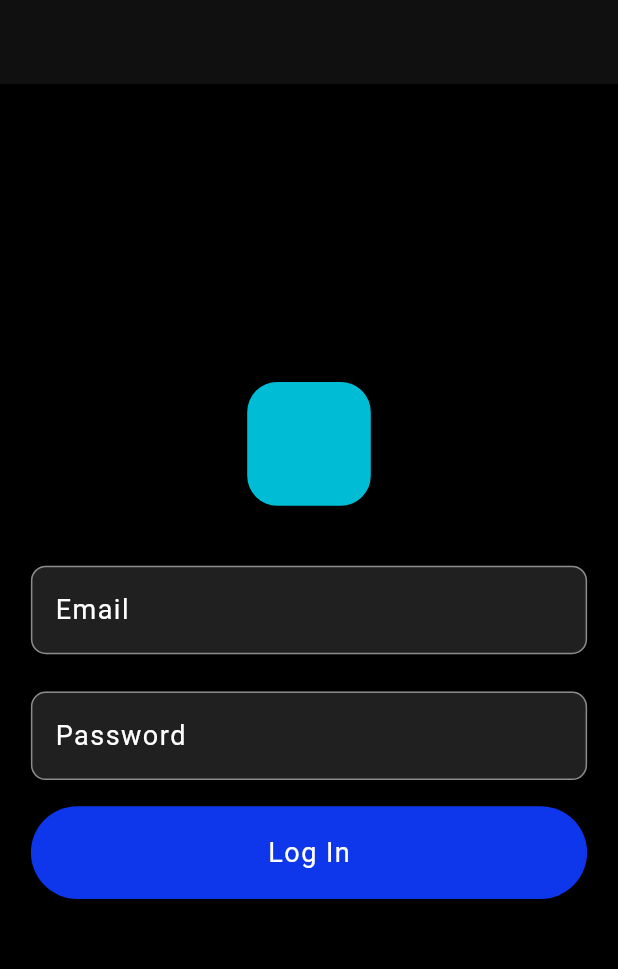
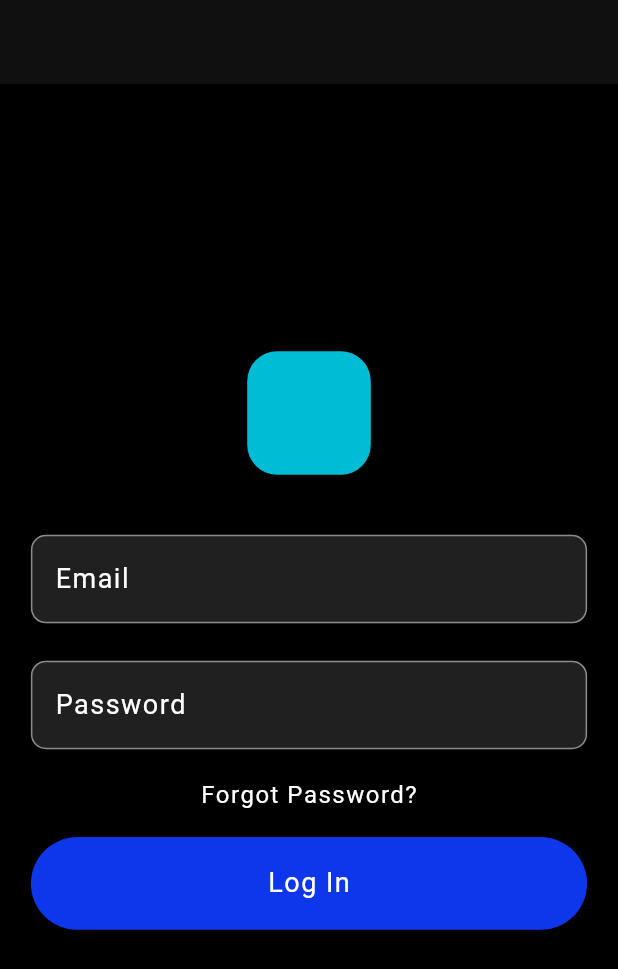
Before and after one commit to nunibye/Eko, a Flutter app: the screen it shows after launch, on a phone screen of 412 x 824 dp. Shown: the top 969 px of the screen. Run offline on Flutter 3.47's test engine with Material 2 defaults, Android fonts, the phone set to English and light mode, and no system bars; our stand-ins replace cloud_firestore, firebase_auth, firebase_core, firebase_storage, image_cropper, image_picker; accounts and stored records are empty.

Commit message:
continued work

```diff
--- a/untitled_app/l10n.yaml
+++ b/untitled_app/l10n.yaml
@@ -1,3 +1,5 @@
-arb-dir: lib/l10n
+arb-dir: lib\localization\l10n
 template-arb-file: app_en.arb
+output-dir: lib\localization\generated
 output-localization-file: app_localizations.dart
+synthetic-package: false
--- a/untitled_app/lib/main.dart
+++ b/untitled_app/lib/main.dart
@@ -1,11 +1,13 @@
 import 'package:flutter/material.dart';
 import 'package:flutter/services.dart';
 import 'package:firebase_core/firebase_core.dart';
+import 'package:untitled_app/navigation_service.dart';
 import 'firebase_options.dart';
 import 'package:flutter_localizations/flutter_localizations.dart';
-import 'package:flutter_gen/gen_l10n/app_localizations.dart';
+import 'package:untitled_app/localization/generated/app_localizations.dart';
 import 'constants.dart' as c;
 import 'root_page.dart';
+
 
 Future<void> main() async {
   WidgetsFlutterBinding.ensureInitialized();
@@ -28,6 +30,7 @@ class MyApp extends StatelessWidget {
       DeviceOrientation.portraitDown,
     ]);
     return MaterialApp(
+      navigatorKey: NavigationService.navigatorKey,
       title: 'Untitled',
       debugShowCheckedModeBanner: false,
       theme: ThemeData(
--- a/untitled_app/lib/models/current_user.dart
+++ b/untitled_app/lib/models/current_user.dart
@@ -1,5 +1,6 @@
 import 'package:firebase_auth/firebase_auth.dart';
 import 'package:cloud_firestore/cloud_firestore.dart';
+import '../controllers/login_controller.dart';
 
 class CurrentUser {
   String email;
@@ -11,7 +12,7 @@ class CurrentUser {
       await FirebaseAuth.instance
           .signInWithEmailAndPassword(email: email, password: password);
     } on FirebaseAuthException catch (e) {
-      //signInError(e.code);
+      return(e.code);
     }
   }
 
--- /dev/null
+++ b/untitled_app/lib/navigation_service.dart
@@ -0,0 +1,15 @@
+import 'package:flutter/material.dart';
+
+class NavigationService {
+  static GlobalKey<NavigatorState> navigatorKey =
+       GlobalKey<NavigatorState>();
+
+  // Future<dynamic> navigateTo(String routeName) {
+  //   return navigatorKey.currentState!
+  //       .pushNamed(routeName);
+  // }
+
+  // goBack() {
+  //   return navigatorKey.currentState!.pop();
+  // }
+}
--- a/untitled_app/lib/profile_page.dart
+++ b/untitled_app/lib/profile_page.dart
@@ -1,5 +1,5 @@
 import 'package:flutter/material.dart';
-import 'package:flutter_gen/gen_l10n/app_localizations.dart';
+import 'package:untitled_app/localization/generated/app_localizations.dart';
 import 'edit_profile.dart';
 import 'widgets.dart';
 import 'package:firebase_auth/firebase_auth.dart';
--- a/untitled_app/lib/root_page.dart
+++ b/untitled_app/lib/root_page.dart
@@ -1,7 +1,7 @@
 import 'package:firebase_auth/firebase_auth.dart';
 import 'package:firebase_core/firebase_core.dart';
 import 'package:flutter/material.dart';
-import 'package:flutter_gen/gen_l10n/app_localizations.dart';
+import 'package:untitled_app/localization/generated/app_localizations.dart';
 import 'package:untitled_app/views/login.dart';
 import 'constants.dart' as c;
 import 'home_page.dart';
@@ -21,7 +21,7 @@ class RootPage extends StatelessWidget {
           } else if (snapshot.hasError) {
             return const Placeholder();
           } else {
-            return const LoginPage();
+            return LoginPage();
           }
         },
       ),
--- a/untitled_app/lib/views/login.dart
+++ b/untitled_app/lib/views/login.dart
@@ -1,23 +1,14 @@
 import 'package:flutter/material.dart';
-import 'package:flutter_gen/gen_l10n/app_localizations.dart';
+import 'package:untitled_app/localization/generated/app_localizations.dart';
 import '../controllers/login_controller.dart';
 import '../constants.dart' as c;
 import '../widgets.dart';
+import 'package:provider/provider.dart';
+import 'package:untitled_app/navigation_service.dart';
 
-class LoginPage extends StatefulWidget {
+class LoginPage extends StatelessWidget {
   const LoginPage({super.key});
-
-  @override
-  State<LoginPage> createState() => _LoginPageState();
-}
-
-class _LoginPageState extends State<LoginPage> {
-
-
-
   //int currentStep = 0;
-
-
 
   // signInError(errorCode) {
   //   switch (errorCode) {
@@ -218,7 +209,9 @@ class _LoginPageState extends State<LoginPage> {
 
   @override
   Widget build(BuildContext context) {
-    final LoginController controller = LoginController();
+    return ChangeNotifierProvider(
+        create: (context) => LoginController(),
+        builder: (context, child) {
           return Scaffold(
               extendBodyBehindAppBar: true,
               appBar: AppBar(
@@ -259,48 +252,63 @@ class _LoginPageState extends State<LoginPage> {
                       ),
                     ),
                     CustomInputFeild(
-                focus: controller.emailFocus,
+                      focus:
+                          Provider.of<LoginController>(context, listen: false)
+                              .emailFocus,
                       label: AppLocalizations.of(context)!.email,
-                controller: controller.emailController,
-
+                      controller:
+                          Provider.of<LoginController>(context, listen: false)
+                              .emailController,
                       inputType: TextInputType.emailAddress,
                     ),
-              SizedBox(height: MediaQuery.of(context).size.height * 0.006),
+                    SizedBox(
+                        height: MediaQuery.of(context).size.height * 0.006),
                     CustomInputFeild(
-                focus: controller.passwordFocus,
+                      focus:
+                          Provider.of<LoginController>(context, listen: false)
+                              .passwordFocus,
                       label: AppLocalizations.of(context)!.password,
-
-                controller: controller.passwordController,
+                      controller:
+                          Provider.of<LoginController>(context, listen: false)
+                              .passwordController,
                       inputType: TextInputType.visiblePassword,
                       obscure: true,
                     ),
                     //  if (!showNameInput) ...[
-                // SizedBox(
-                //   width: MediaQuery.of(context).size.width * 0.9,
-                //   height: MediaQuery.of(context).size.width * 0.1,
-                //   child: TextButton(
-                //     onPressed: controller.forgotPasswordPressed(AppLocalizations.of(context)!.localeName),
-                //     child: Text(
-                //       AppLocalizations.of(context)!.forgotPassword,
-                //       style: TextStyle(
-                //         fontSize: 16,
-                //         letterSpacing: 1,
-                //         fontWeight: FontWeight.normal,
-                //         color: Theme.of(context).colorScheme.primary,
-                //       ),
-                //     ),
-                //   ),
-                // ),
-                SizedBox(height: MediaQuery.of(context).size.height * 0.009),
+                    SizedBox(
+                      width: MediaQuery.of(context).size.width * 0.9,
+                      height: MediaQuery.of(context).size.width * 0.1,
+                      child: TextButton(
+                        onPressed: () =>
+                            Provider.of<LoginController>(context, listen: false)
+                                .forgotPasswordPressed(
+                                    AppLocalizations.of(context)!.localeName),
+                        child: Text(
+                          AppLocalizations.of(context)!.forgotPassword,
+                          style: TextStyle(
+                            fontSize: 16,
+                            letterSpacing: 1,
+                            fontWeight: FontWeight.normal,
+                            color: Theme.of(context).colorScheme.primary,
+                          ),
+                        ),
+                      ),
+                    ),
+                    SizedBox(
+                        height: MediaQuery.of(context).size.height * 0.009),
                     SizedBox(
                       width: MediaQuery.of(context).size.width * 0.9,
                       height: MediaQuery.of(context).size.width * 0.15,
                       child: TextButton(
-                    onPressed: ()=>controller.logInPressed(),
+                          onPressed: () => Provider.of<LoginController>(context,
+                                  listen: false)
+                              .logInPressed(),
                           style: TextButton.styleFrom(
                               backgroundColor:
                                   Theme.of(context).colorScheme.secondary),
-                    child: controller.loggingIn
+                          child: Consumer<LoginController>(
+                            builder: (context, loginController, _) =>
+                                loginController.loggingIn
                                     ? const CircularProgressIndicator()
                                     : Text(
                                         AppLocalizations.of(context)!.logIn,
@@ -308,10 +316,12 @@ class _LoginPageState extends State<LoginPage> {
                                           fontSize: 18,
                                           letterSpacing: 1,
                                           fontWeight: FontWeight.normal,
-                              color: Theme.of(context).colorScheme.primary,
+                                          color: Theme.of(context)
+                                              .colorScheme
+                                              .primary,
                                         ),
                                       ),
-                  ),
+                          )),
                     ),
 
                     // const Padding(
@@ -388,5 +398,6 @@ class _LoginPageState extends State<LoginPage> {
                   ],
                 ),
               ));
+        });
   }
 }
```
Also changed, not shown: untitled_app/lib/controllers/login_controller.dart (+61 -9 lines), untitled_app/lib/custom_widgets/login_dialog.dart (added, +24 -0 lines), untitled_app/lib/edit_profile.dart (+4 -4 lines), untitled_app/pubspec.yaml (+1 -28 lines), untitled_app/lib/localization/generated/app_localizations.dart (added), untitled_app/lib/localization/generated/app_localizations_en.dart (added), untitled_app/lib/localization/generated/app_localizations_es.dart (added), untitled_app/lib/localization/l10n/app_en.arb (renamed from untitled_app/lib/l10n/app_en.arb), untitled_app/lib/localization/l10n/app_es.arb (renamed from untitled_app/lib/l10n/app_es.arb), untitled_app/pubspec.lock, 1 other file. Lines whose indentation alone changed are shown as unchanged.
